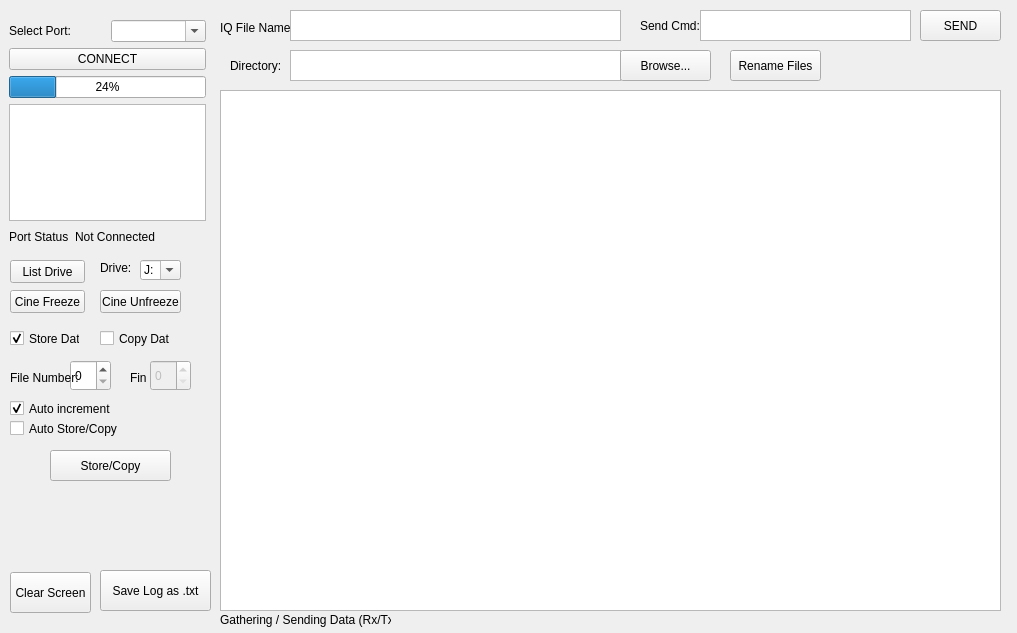
First picture: the form in qt.ui, repository madopick/pyQTserial, before the edit.
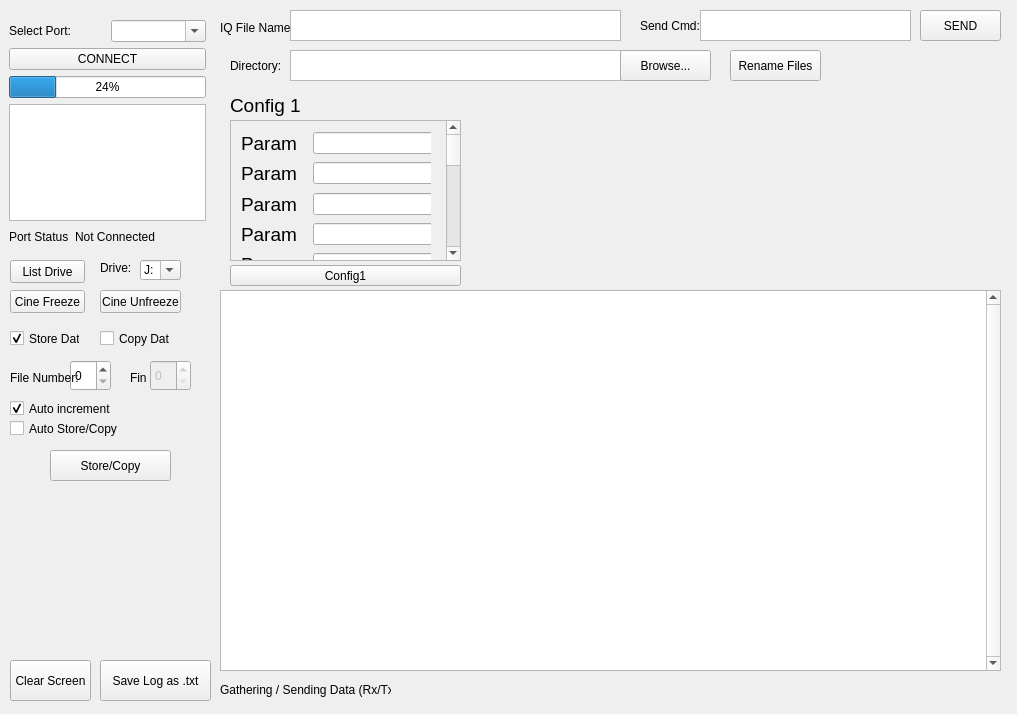
Second picture: the form after the edit.

Commit message: add scroll area

The edit to the form file:
```diff
--- a/qt.ui
+++ b/qt.ui
@@ -7,7 +7,7 @@
     <x>0</x>
     <y>0</y>
     <width>1017</width>
-    <height>633</height>
+    <height>714</height>
    </rect>
   </property>
   <property name="cursor">
@@ -30,17 +30,21 @@
     <property name="geometry">
      <rect>
       <x>220</x>
-      <y>90</y>
+      <y>290</y>
       <width>781</width>
-      <height>521</height>
+      <height>381</height>
      </rect>
     </property>
-    <layout class="QGridLayout" name="gridLayout" rowstretch="100">
+    <layout class="QGridLayout" name="gridLayout" rowstretch="0">
      <property name="sizeConstraint">
       <enum>QLayout::SetNoConstraint</enum>
      </property>
      <item row="0" column="0">
-      <widget class="QTextEdit" name="textEdit_3"/>
+      <widget class="QTextEdit" name="textEdit_3">
+       <property name="verticalScrollBarPolicy">
+        <enum>Qt::ScrollBarAlwaysOn</enum>
+       </property>
+      </widget>
      </item>
     </layout>
    </widget>
@@ -140,7 +144,7 @@
     <property name="geometry">
      <rect>
       <x>100</x>
-      <y>570</y>
+      <y>660</y>
       <width>111</width>
       <height>41</height>
      </rect>
@@ -431,7 +435,7 @@
     <property name="geometry">
      <rect>
       <x>220</x>
-      <y>610</y>
+      <y>680</y>
       <width>171</width>
       <height>20</height>
      </rect>
@@ -450,7 +454,7 @@
     <property name="geometry">
      <rect>
       <x>10</x>
-      <y>572</y>
+      <y>660</y>
       <width>81</width>
       <height>41</height>
      </rect>
@@ -507,6 +511,372 @@
      </rect>
     </property>
    </widget>
+   <widget class="QScrollArea" name="scrollArea">
+    <property name="geometry">
+     <rect>
+      <x>230</x>
+      <y>120</y>
+      <width>231</width>
+      <height>141</height>
+     </rect>
+    </property>
+    <property name="verticalScrollBarPolicy">
+     <enum>Qt::ScrollBarAlwaysOn</enum>
+    </property>
+    <property name="horizontalScrollBarPolicy">
+     <enum>Qt::ScrollBarAsNeeded</enum>
+    </property>
+    <property name="widgetResizable">
+     <bool>true</bool>
+    </property>
+    <widget class="QWidget" name="scrollAreaWidgetContents">
+     <property name="geometry">
+      <rect>
+       <x>0</x>
+       <y>0</y>
+       <width>200</width>
+       <height>500</height>
+      </rect>
+     </property>
+     <property name="sizePolicy">
+      <sizepolicy hsizetype="Fixed" vsizetype="Fixed">
+       <horstretch>0</horstretch>
+       <verstretch>0</verstretch>
+      </sizepolicy>
+     </property>
+     <property name="minimumSize">
+      <size>
+       <width>200</width>
+       <height>500</height>
+      </size>
+     </property>
+     <widget class="QWidget" name="layoutWidget">
+      <property name="geometry">
+       <rect>
+        <x>10</x>
+        <y>40</y>
+        <width>210</width>
+        <height>25</height>
+       </rect>
+      </property>
+      <layout class="QHBoxLayout" name="horizontalLayout_4">
+       <item>
+        <widget class="QLabel" name="label_8">
+         <property name="sizePolicy">
+          <sizepolicy hsizetype="Fixed" vsizetype="Fixed">
+           <horstretch>0</horstretch>
+           <verstretch>0</verstretch>
+          </sizepolicy>
+         </property>
+         <property name="font">
+          <font>
+           <pointsize>14</pointsize>
+          </font>
+         </property>
+         <property name="text">
+          <string>Param</string>
+         </property>
+        </widget>
+       </item>
+       <item>
+        <spacer name="horizontalSpacer_2">
+         <property name="orientation">
+          <enum>Qt::Horizontal</enum>
+         </property>
+         <property name="sizeType">
+          <enum>QSizePolicy::Fixed</enum>
+         </property>
+         <property name="sizeHint" stdset="0">
+          <size>
+           <width>10</width>
+           <height>20</height>
+          </size>
+         </property>
+        </spacer>
+       </item>
+       <item>
+        <widget class="QLineEdit" name="lineEdit_2"/>
+       </item>
+      </layout>
+     </widget>
+     <widget class="QWidget" name="layoutWidget_2">
+      <property name="geometry">
+       <rect>
+        <x>10</x>
+        <y>70</y>
+        <width>327</width>
+        <height>27</height>
+       </rect>
+      </property>
+      <layout class="QHBoxLayout" name="horizontalLayout_5">
+       <item>
+        <widget class="QLabel" name="label_10">
+         <property name="sizePolicy">
+          <sizepolicy hsizetype="Fixed" vsizetype="Fixed">
+           <horstretch>0</horstretch>
+           <verstretch>0</verstretch>
+          </sizepolicy>
+         </property>
+         <property name="font">
+          <font>
+           <pointsize>14</pointsize>
+          </font>
+         </property>
+         <property name="text">
+          <string>Param</string>
+         </property>
+        </widget>
+       </item>
+       <item>
+        <spacer name="horizontalSpacer_3">
+         <property name="orientation">
+          <enum>Qt::Horizontal</enum>
+         </property>
+         <property name="sizeType">
+          <enum>QSizePolicy::Fixed</enum>
+         </property>
+         <property name="sizeHint" stdset="0">
+          <size>
+           <width>10</width>
+           <height>20</height>
+          </size>
+         </property>
+        </spacer>
+       </item>
+       <item>
+        <widget class="QLineEdit" name="lineEdit_3"/>
+       </item>
+      </layout>
+     </widget>
+     <widget class="QWidget" name="layoutWidget_3">
+      <property name="geometry">
+       <rect>
+        <x>10</x>
+        <y>100</y>
+        <width>327</width>
+        <height>27</height>
+       </rect>
+      </property>
+      <layout class="QHBoxLayout" name="horizontalLayout_10">
+       <item>
+        <widget class="QLabel" name="label_18">
+         <property name="sizePolicy">
+          <sizepolicy hsizetype="Fixed" vsizetype="Fixed">
+           <horstretch>0</horstretch>
+           <verstretch>0</verstretch>
+          </sizepolicy>
+         </property>
+         <property name="font">
+          <font>
+           <pointsize>14</pointsize>
+          </font>
+         </property>
+         <property name="text">
+          <string>Param</string>
+         </property>
+        </widget>
+       </item>
+       <item>
+        <spacer name="horizontalSpacer_8">
+         <property name="orientation">
+          <enum>Qt::Horizontal</enum>
+         </property>
+         <property name="sizeType">
+          <enum>QSizePolicy::Fixed</enum>
+         </property>
+         <property name="sizeHint" stdset="0">
+          <size>
+           <width>10</width>
+           <height>20</height>
+          </size>
+         </property>
+        </spacer>
+       </item>
+       <item>
+        <widget class="QLineEdit" name="lineEdit_8"/>
+       </item>
+      </layout>
+     </widget>
+     <widget class="QWidget" name="layoutWidget_4">
+      <property name="geometry">
+       <rect>
+        <x>10</x>
+        <y>130</y>
+        <width>327</width>
+        <height>27</height>
+       </rect>
+      </property>
+      <layout class="QHBoxLayout" name="horizontalLayout_11">
+       <item>
+        <widget class="QLabel" name="label_19">
+         <property name="sizePolicy">
+          <sizepolicy hsizetype="Fixed" vsizetype="Fixed">
+           <horstretch>0</horstretch>
+           <verstretch>0</verstretch>
+          </sizepolicy>
+         </property>
+         <property name="font">
+          <font>
+           <pointsize>14</pointsize>
+          </font>
+         </property>
+         <property name="text">
+          <string>Param</string>
+         </property>
+        </widget>
+       </item>
+       <item>
+        <spacer name="horizontalSpacer_9">
+         <property name="orientation">
+          <enum>Qt::Horizontal</enum>
+         </property>
+         <property name="sizeType">
+          <enum>QSizePolicy::Fixed</enum>
+         </property>
+         <property name="sizeHint" stdset="0">
+          <size>
+           <width>10</width>
+           <height>20</height>
+          </size>
+         </property>
+        </spacer>
+       </item>
+       <item>
+        <widget class="QLineEdit" name="lineEdit_9"/>
+       </item>
+      </layout>
+     </widget>
+     <widget class="QWidget" name="layoutWidget_5">
+      <property name="geometry">
+       <rect>
+        <x>10</x>
+        <y>160</y>
+        <width>327</width>
+        <height>27</height>
+       </rect>
+      </property>
+      <layout class="QHBoxLayout" name="horizontalLayout_12">
+       <item>
+        <widget class="QLabel" name="label_20">
+         <property name="sizePolicy">
+          <sizepolicy hsizetype="Fixed" vsizetype="Fixed">
+           <horstretch>0</horstretch>
+           <verstretch>0</verstretch>
+          </sizepolicy>
+         </property>
+         <property name="font">
+          <font>
+           <pointsize>14</pointsize>
+          </font>
+         </property>
+         <property name="text">
+          <string>Param</string>
+         </property>
+        </widget>
+       </item>
+       <item>
+        <spacer name="horizontalSpacer_10">
+         <property name="orientation">
+          <enum>Qt::Horizontal</enum>
+         </property>
+         <property name="sizeType">
+          <enum>QSizePolicy::Fixed</enum>
+         </property>
+         <property name="sizeHint" stdset="0">
+          <size>
+           <width>10</width>
+           <height>20</height>
+          </size>
+         </property>
+        </spacer>
+       </item>
+       <item>
+        <widget class="QLineEdit" name="lineEdit_10"/>
+       </item>
+      </layout>
+     </widget>
+     <widget class="QWidget" name="">
+      <property name="geometry">
+       <rect>
+        <x>10</x>
+        <y>10</y>
+        <width>210</width>
+        <height>25</height>
+       </rect>
+      </property>
+      <layout class="QHBoxLayout" name="horizontalLayout">
+       <item>
+        <widget class="QLabel" name="label_2">
+         <property name="sizePolicy">
+          <sizepolicy hsizetype="Fixed" vsizetype="Fixed">
+           <horstretch>0</horstretch>
+           <verstretch>0</verstretch>
+          </sizepolicy>
+         </property>
+         <property name="font">
+          <font>
+           <pointsize>14</pointsize>
+          </font>
+         </property>
+         <property name="text">
+          <string>Param</string>
+         </property>
+        </widget>
+       </item>
+       <item>
+        <spacer name="horizontalSpacer">
+         <property name="orientation">
+          <enum>Qt::Horizontal</enum>
+         </property>
+         <property name="sizeType">
+          <enum>QSizePolicy::Fixed</enum>
+         </property>
+         <property name="sizeHint" stdset="0">
+          <size>
+           <width>10</width>
+           <height>20</height>
+          </size>
+         </property>
+        </spacer>
+       </item>
+       <item>
+        <widget class="QLineEdit" name="lineEdit"/>
+       </item>
+      </layout>
+     </widget>
+    </widget>
+   </widget>
+   <widget class="QLabel" name="label_21">
+    <property name="geometry">
+     <rect>
+      <x>230</x>
+      <y>90</y>
+      <width>101</width>
+      <height>31</height>
+     </rect>
+    </property>
+    <property name="font">
+     <font>
+      <pointsize>14</pointsize>
+     </font>
+    </property>
+    <property name="text">
+     <string>Config 1</string>
+    </property>
+   </widget>
+   <widget class="QPushButton" name="pb_cfg1">
+    <property name="geometry">
+     <rect>
+      <x>230</x>
+      <y>265</y>
+      <width>231</width>
+      <height>21</height>
+     </rect>
+    </property>
+    <property name="text">
+     <string>Config1</string>
+    </property>
+   </widget>
   </widget>
   <action name="actionAna_Ekran">
    <property name="text">
```
Left out of the diff: 1 changed line with no effect on the pictures. The commit also changes 1 other file.
